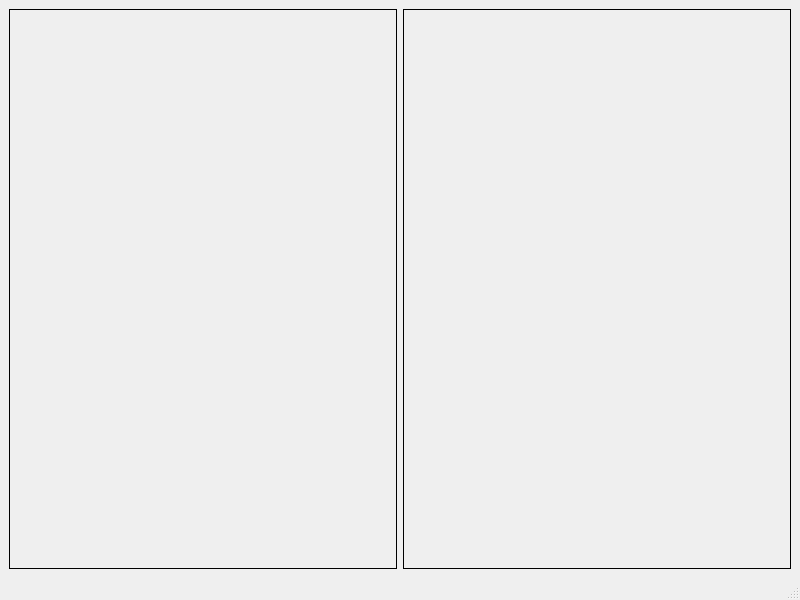
Old version of the form Examples/Sandbox/sandbox.ui in the repository KROIA/QSFML_EditorWidget.
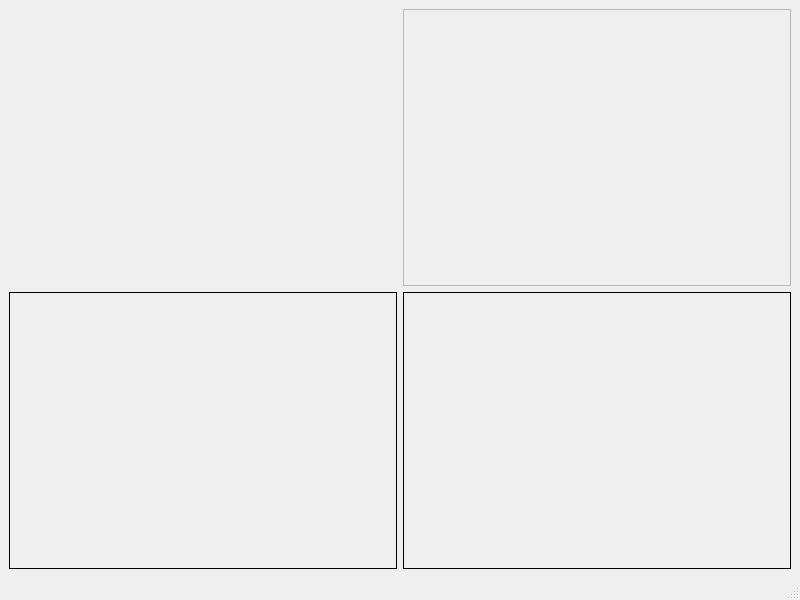
New version of the form.

What changed in the file:
```diff
--- a/Examples/Sandbox/sandbox.ui
+++ b/Examples/Sandbox/sandbox.ui
@@ -15,7 +15,7 @@
   </property>
   <widget class="QWidget" name="centralwidget">
    <layout class="QGridLayout" name="gridLayout">
-    <item row="0" column="0">
+    <item row="1" column="0">
      <widget class="QFrame" name="SceneWidget_1">
       <property name="frameShape">
        <enum>QFrame::Box</enum>
@@ -25,7 +25,7 @@
       </property>
      </widget>
     </item>
-    <item row="0" column="1">
+    <item row="1" column="1">
      <widget class="QFrame" name="SceneWidget_2">
       <property name="frameShape">
        <enum>QFrame::Box</enum>
@@ -35,6 +35,16 @@
       </property>
      </widget>
     </item>
+    <item row="0" column="1">
+     <widget class="QFrame" name="secondCamera_frame">
+      <property name="frameShape">
+       <enum>QFrame::StyledPanel</enum>
+      </property>
+      <property name="frameShadow">
+       <enum>QFrame::Raised</enum>
+      </property>
+     </widget>
+    </item>
    </layout>
   </widget>
   <widget class="QMenuBar" name="menubar">
```
